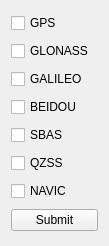
First picture: the form in examples/ublox_receiver_plugin/constellation_selection_popup_view.ui, repository Team-Pinpoint/skydel-plug-ins, before the edit.
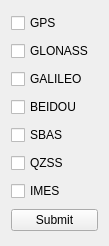
Second picture: the form after the edit.

Patch:
```diff
--- a/examples/ublox_receiver_plugin/constellation_selection_popup_view.ui
+++ b/examples/ublox_receiver_plugin/constellation_selection_popup_view.ui
@@ -24,7 +24,7 @@
    <item row="6" column="0">
     <widget class="QCheckBox" name="navicCheckBox">
      <property name="text">
-      <string>NAVIC</string>
+      <string>IMES</string>
      </property>
     </widget>
    </item>
```
Left out of the diff: 2 changed lines with no effect on the pictures.
